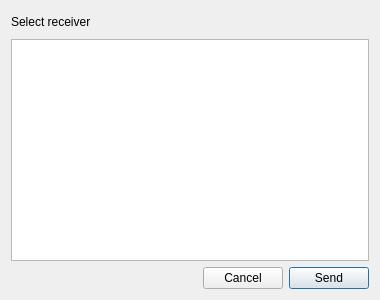
abdularis/LAN-Share, file src/ui/receiverselectordialog.ui: the form before one commit.
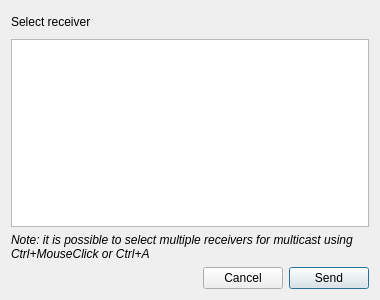
The form after the commit. Icons and pictures are not drawn.

Commit message: Added explanation for multicast in select receiver dailog window

Patch:
```diff
--- a/src/ui/receiverselectordialog.ui
+++ b/src/ui/receiverselectordialog.ui
@@ -93,6 +93,21 @@
      </property>
     </widget>
    </item>
+   <item>
+    <widget class="QLabel" name="label_multicast">
+     <property name="font">
+      <font>
+       <italic>true</italic>
+      </font>
+     </property>
+     <property name="text">
+      <string>Note: it is possible to select multiple receivers for multicast using Ctrl+MouseClick or Ctrl+A</string>
+     </property>
+     <property name="wordWrap">
+      <bool>true</bool>
+     </property>
+    </widget>
+   </item>
    <item>
     <layout class="QHBoxLayout" name="horizontalLayout">
      <item>
```
